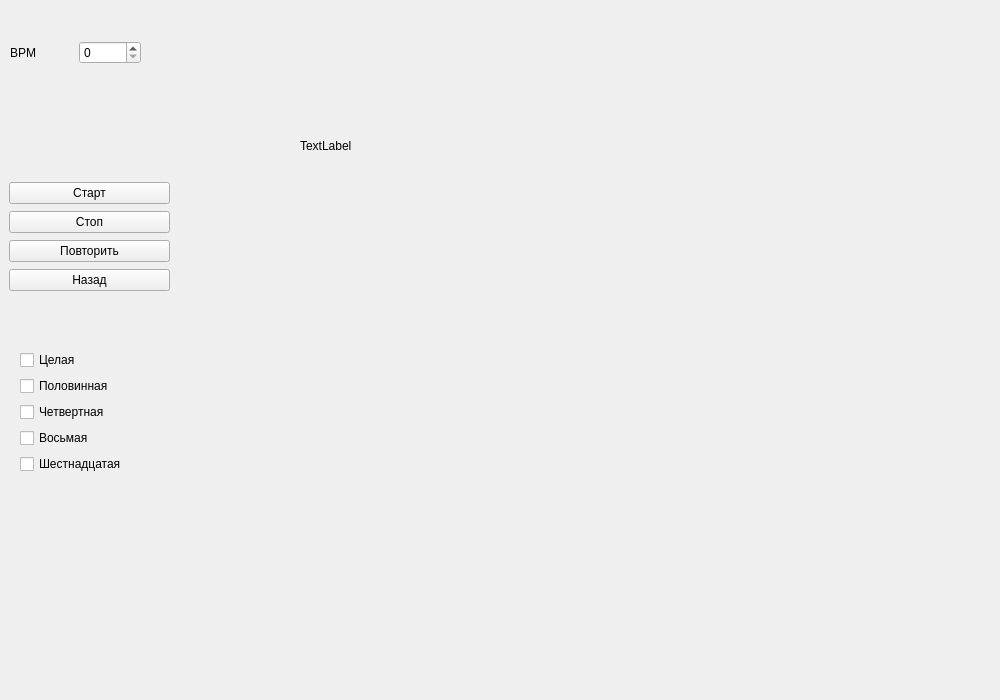
This is src/gui/exercises/exerciserhythmwidget.ui in TFed555/music_trainer as Qt 5 draws it before an edit. The edited form follows.
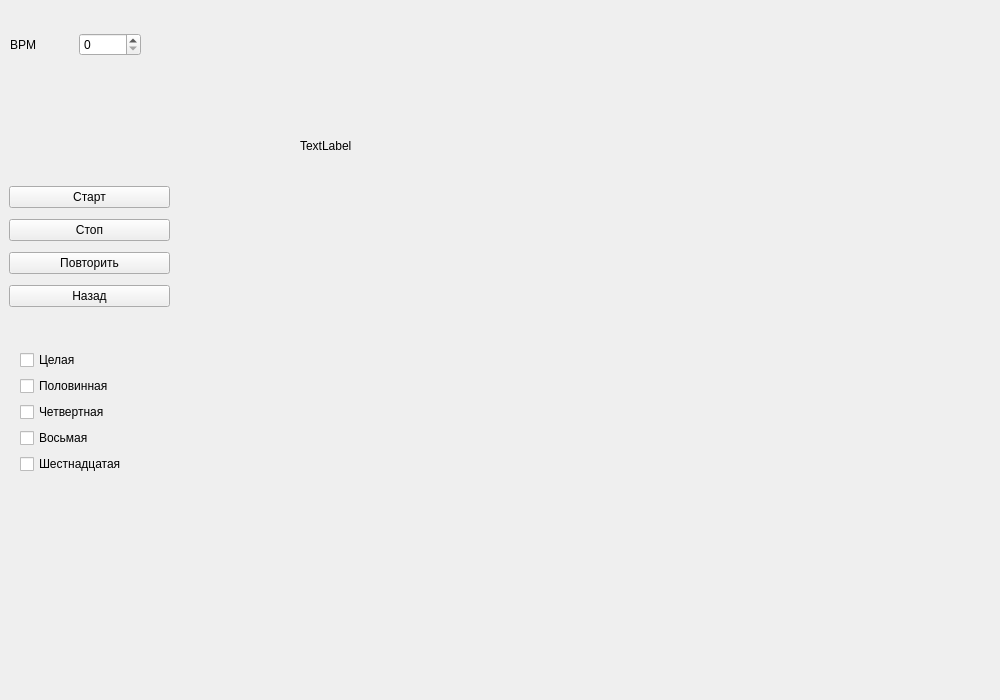
This is the edited form.

```diff
--- a/src/gui/exercises/exerciserhythmwidget.ui
+++ b/src/gui/exercises/exerciserhythmwidget.ui
@@ -28,9 +28,9 @@
    <property name="geometry">
     <rect>
      <x>10</x>
-     <y>40</y>
+     <y>24</y>
      <width>131</width>
-     <height>25</height>
+     <height>41</height>
     </rect>
    </property>
    <layout class="QHBoxLayout" name="bpmLayout">
@@ -52,7 +52,7 @@
      <x>9</x>
      <y>181</y>
      <width>161</width>
-     <height>112</height>
+     <height>131</height>
     </rect>
    </property>
    <layout class="QVBoxLayout" name="manageLayout">
```
